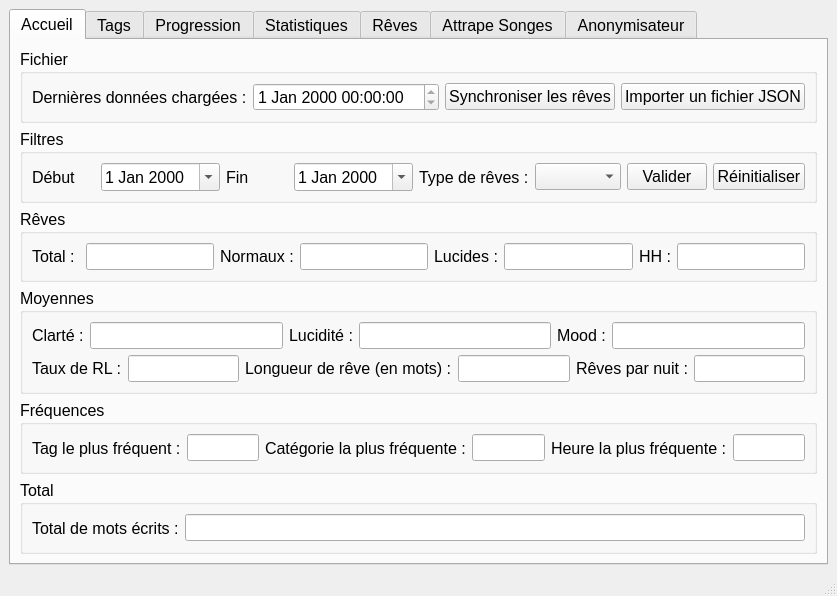
Qt form src/ui/main_window.ui (estebanthi/DreamsAnalyzer) before a commit.
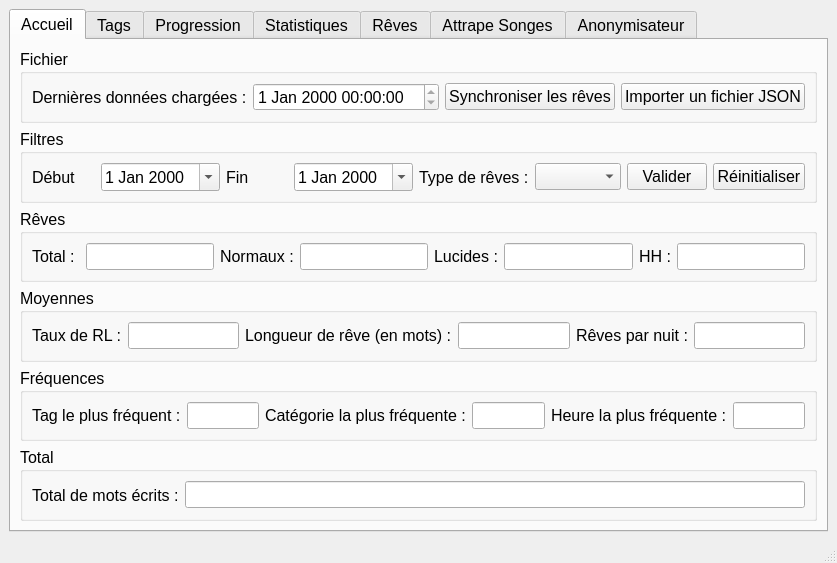
The same form after that commit. Custom widgets are drawn as their Qt base class.

```diff
--- a/src/ui/main_window.ui
+++ b/src/ui/main_window.ui
@@ -314,80 +314,7 @@
           </property>
           <layout class="QVBoxLayout" name="verticalLayout">
            <item>
-            <layout class="QHBoxLayout" name="horizontalLayout_2">
-             <item>
-              <widget class="QLabel" name="label_7">
-               <property name="font">
-                <font>
-                 <pointsize>12</pointsize>
-                </font>
-               </property>
-               <property name="text">
-                <string>Clarté :</string>
-               </property>
-              </widget>
-             </item>
-             <item>
-              <widget class="QLineEdit" name="averageClear">
-               <property name="font">
-                <font>
-                 <pointsize>12</pointsize>
-                </font>
-               </property>
-               <property name="readOnly">
-                <bool>true</bool>
-               </property>
-              </widget>
-             </item>
-             <item>
-              <widget class="QLabel" name="label_5">
-               <property name="font">
-                <font>
-                 <pointsize>12</pointsize>
-                </font>
-               </property>
-               <property name="text">
-                <string>Lucidité :</string>
-               </property>
-              </widget>
-             </item>
-             <item>
-              <widget class="QLineEdit" name="averageLucidity">
-               <property name="font">
-                <font>
-                 <pointsize>12</pointsize>
-                </font>
-               </property>
-               <property name="readOnly">
-                <bool>true</bool>
-               </property>
-              </widget>
-             </item>
-             <item>
-              <widget class="QLabel" name="last_file_loaded_value_3">
-               <property name="font">
-                <font>
-                 <pointsize>12</pointsize>
-                </font>
-               </property>
-               <property name="text">
-                <string>Mood :</string>
-               </property>
-              </widget>
-             </item>
-             <item>
-              <widget class="QLineEdit" name="averageMood">
-               <property name="font">
-                <font>
-                 <pointsize>12</pointsize>
-                </font>
-               </property>
-               <property name="readOnly">
-                <bool>true</bool>
-               </property>
-              </widget>
-             </item>
-            </layout>
+            <layout class="QHBoxLayout" name="meanMetaLayout"/>
            </item>
            <item>
             <layout class="QHBoxLayout" name="horizontalLayout_10">
```
Left out of the diff: 2 changed lines with no effect on the pictures.
